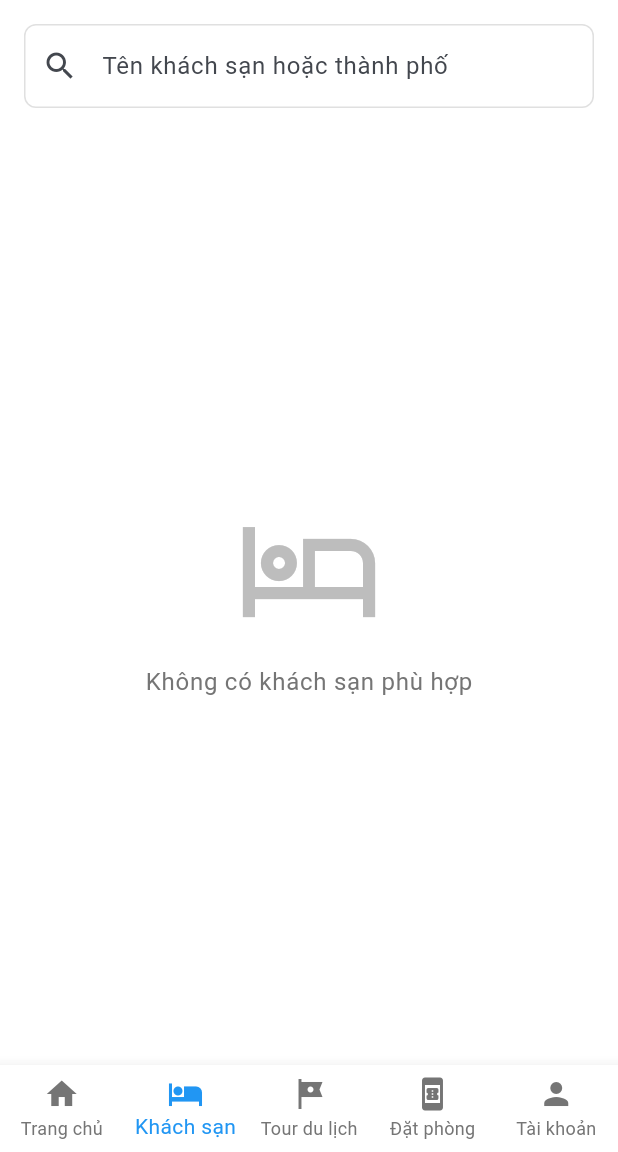
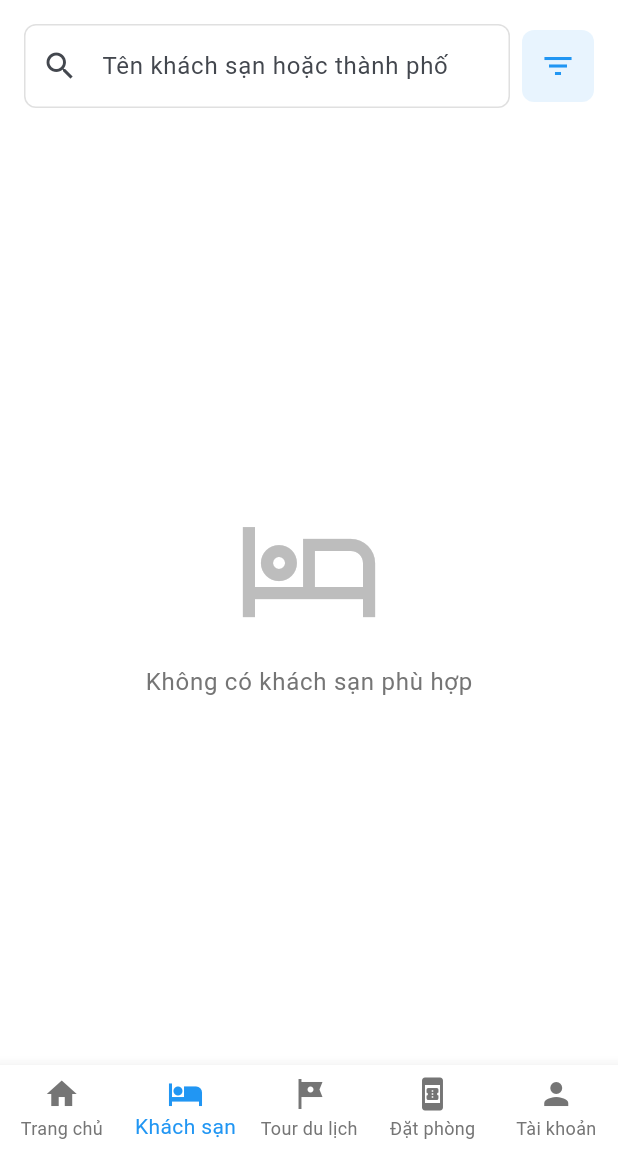
Before and after one commit to tranbon21/Da_LTMobi, a Flutter app: the screen it shows after launch, after a tap on "Khách sạn", on a phone screen of 412 x 824 dp, the part 84-1236 px from its top. Run offline on Flutter 3.47's test engine with Material 3 defaults, Android fonts, the phone set to English and light mode, and no system bars; our stand-ins replace cached_network_image, carousel_slider, cloud_firestore, firebase_auth, firebase_core, flutter_easyloading and 5 more; accounts and stored records are empty; network calls fail; statements that could not run were skipped.

Commit message:
add filter loc gia hotels

```diff
--- a/lib/screens/hotel_detail_screen.dart
+++ b/lib/screens/hotel_detail_screen.dart
@@ -98,7 +98,6 @@ class _HotelDetailScreenState extends State<HotelDetailScreen> {
   }
 
   /// Hiển thị dialog chọn ngày trả phòng.
-  ///
   /// Sử dụng HotelDatePickerDialog widget với TableCalendar.
   /// Ngày trả phòng phải sau ngày nhận phòng ít nhất 1 ngày.
   Future<void> _selectCheckOutDate() async {
--- a/lib/screens/hotels_screen.dart
+++ b/lib/screens/hotels_screen.dart
@@ -1,13 +1,23 @@
 import 'package:flutter/material.dart';
 import 'package:provider/provider.dart';
+
 // Local imports
 import '../models/hotel_model.dart';
 import '../services/hotel_service.dart';
 import '../utils/constants.dart';
 import '../widgets/hotel_card.dart';
-import '../widgets/hotel_card_shimmer.dart'; // Shimmer loading skeleton
+import '../widgets/hotel_card_shimmer.dart';
+import '../widgets/price_filter_dialog.dart';
 import 'hotel_detail_screen.dart';
 
+/// Màn hình danh sách khách sạn.
+///
+/// Hiển thị danh sách tất cả khách sạn từ Firebase với các chức năng:
+/// - Tìm kiếm theo tên khách sạn hoặc thành phố
+/// - Lọc theo giá tối đa
+/// - Sắp xếp theo rating (cao xuống thấp)
+/// - Shimmer loading skeleton khi đang tải
+/// - Navigation đến màn hình chi tiết khách sạn
 class HotelsScreen extends StatelessWidget {
   const HotelsScreen({super.key});
 
@@ -18,6 +28,7 @@ class HotelsScreen extends StatelessWidget {
       child: Navigator(
         initialRoute: '/',
         onGenerateRoute: (settings) {
+          // Route đến màn hình chi tiết khách sạn
           if (settings.name == HotelDetailScreen.routeName) {
             final hotel = settings.arguments as Hotel;
             return MaterialPageRoute(
@@ -25,6 +36,7 @@ class HotelsScreen extends StatelessWidget {
               settings: settings,
             );
           }
+          // Route mặc định: màn hình danh sách
           return MaterialPageRoute(
             builder: (_) => const _HotelsListView(),
             settings: settings,
@@ -35,20 +47,27 @@ class HotelsScreen extends StatelessWidget {
   }
 }
 
+/// ViewModel quản lý state và logic nghiệp vụ cho màn hình Hotels.
+///
+/// Chức năng:
+/// - Lấy danh sách hotels từ Firebase qua HotelService
+/// - Lọc theo search query (tên hoặc thành phố)
+/// - Lọc theo giá tối đa
 class _HotelsViewModel extends ChangeNotifier {
   final HotelService _service;
   String _searchQuery = '';
   double? _maxPrice;
-  bool _sortByRating = true;
 
   _HotelsViewModel({HotelService? service})
       : _service = service ?? HotelService();
 
+  // Getters
   String get searchQuery => _searchQuery;
   double? get maxPrice => _maxPrice;
-  bool get sortByRating => _sortByRating;
 
+  /// Stream danh sách hotels đã được lọc
   Stream<List<Hotel>> get hotelsStream => _service.getHotels().map((hotels) {
+        // Lọc theo search query
         final query = _searchQuery.trim().toLowerCase();
         final filtered = hotels.where((hotel) {
           final matchesQuery = query.isEmpty ||
@@ -59,37 +78,29 @@ class _HotelsViewModel extends ChangeNotifier {
           return matchesQuery && matchesPrice;
         }).toList();
 
-    if (_sortByRating) {
-      filtered.sort((a, b) => b.rating.compareTo(a.rating));
-    } else {
-      filtered.sort((a, b) => a.pricePerNight.compareTo(b.pricePerNight));
-    }
-
         return filtered;
       });
 
+  /// Cập nhật search query
   void updateSearch(String value) {
     _searchQuery = value.trim();
     notifyListeners();
   }
 
+  /// Cập nhật giá tối đa để lọc
   void updateMaxPrice(double? value) {
     _maxPrice = value;
     notifyListeners();
   }
 
-  void updateSortByRating(bool value) {
-    _sortByRating = value;
-    notifyListeners();
-  }
-
+  /// Xóa tất cả bộ lọc về mặc định
   void clearFilters() {
     _maxPrice = null;
-    _sortByRating = true;
     notifyListeners();
   }
 }
 
+/// Widget hiển thị danh sách khách sạn với search bar và filter
 class _HotelsListView extends StatefulWidget {
   const _HotelsListView();
 
@@ -106,10 +117,25 @@ class _HotelsListViewState extends State<_HotelsListView> {
     super.dispose();
   }
 
-
+  /// Xóa search query và reset search field
   void _clearSearch(_HotelsViewModel viewModel) {
     _searchController.clear();
     viewModel.updateSearch('');
+  }
+
+  /// Mở dialog lọc theo giá tối đa
+  Future<void> _openPriceFilter(_HotelsViewModel viewModel) async {
+    final result = await showDialog<double?>(
+      context: context,
+      builder: (context) => PriceFilterDialog(
+        currentMaxPrice: viewModel.maxPrice,
+      ),
+    );
+
+    // Cập nhật filter nếu user chọn giá hoặc xóa filter
+    if (result != null || result == null && viewModel.maxPrice != null) {
+      viewModel.updateMaxPrice(result);
+    }
   }
 
   @override
@@ -122,8 +148,13 @@ class _HotelsListViewState extends State<_HotelsListView> {
       ),
       body: Column(
         children: [
+          // Search bar và filter button
           Padding(
             padding: const EdgeInsets.all(AppSizes.paddingM),
+            child: Row(
+              children: [
+                // Search TextField
+                Expanded(
                   child: TextField(
                     controller: _searchController,
                     decoration: InputDecoration(
@@ -140,24 +171,47 @@ class _HotelsListViewState extends State<_HotelsListView> {
                     onChanged: viewModel.updateSearch,
                   ),
                 ),
+                const SizedBox(width: AppSizes.paddingS),
+                // Filter button - màu xanh khi có filter active
+                Container(
+                  decoration: BoxDecoration(
+                    color: viewModel.maxPrice != null
+                        ? AppColors.primary
+                        : AppColors.primary.withOpacity(0.1),
+                    borderRadius: BorderRadius.circular(AppSizes.radiusM),
+                  ),
+                  child: IconButton(
+                    icon: Icon(
+                      Icons.filter_list,
+                      color: viewModel.maxPrice != null
+                          ? Colors.white
+                          : AppColors.primary,
+                    ),
+                    onPressed: () => _openPriceFilter(viewModel),
+                    tooltip: 'Lọc theo giá',
+                  ),
+                ),
+              ],
+            ),
+          ),
+          // Danh sách hotels
           Expanded(
             child: StreamBuilder<List<Hotel>>(
               stream: viewModel.hotelsStream,
               builder: (context, snapshot) {
-                // Hiển thị shimmer loading skeleton khi đang tải
+                // Hiển thị shimmer loading khi đang tải
                 if (snapshot.connectionState == ConnectionState.waiting) {
                   return ListView.builder(
                     padding: const EdgeInsets.symmetric(
                       horizontal: AppSizes.paddingM,
                       vertical: AppSizes.paddingS,
                     ),
-                    itemCount: 5, // Hiển thị 5 skeleton cards
-                    itemBuilder: (context, index) {
-                      return const HotelCardShimmer();
-                    },
+                    itemCount: 5,
+                    itemBuilder: (context, index) => const HotelCardShimmer(),
                   );
                 }
 
+                // Hiển thị error nếu có lỗi
                 if (snapshot.hasError) {
                   return Center(
                     child: Text(
@@ -169,6 +223,7 @@ class _HotelsListViewState extends State<_HotelsListView> {
                   );
                 }
 
+                // Hiển thị empty state nếu không có hotels
                 final hotels = snapshot.data ?? [];
                 if (hotels.isEmpty) {
                   return Center(
@@ -183,15 +238,17 @@ class _HotelsListViewState extends State<_HotelsListView> {
                         const SizedBox(height: AppSizes.paddingM),
                         Text(
                           'Không có khách sạn phù hợp',
-                          style: Theme.of(context).textTheme.bodyLarge?.copyWith(
+                          style:
+                              Theme.of(context).textTheme.bodyLarge?.copyWith(
                                     color: AppColors.textSecondary,
                                   ),
                         ),
+                        // Gợi ý xóa filter nếu đang có filter
                         if (viewModel.searchQuery.isNotEmpty ||
                             viewModel.maxPrice != null) ...[
                           const SizedBox(height: AppSizes.paddingM),
                           Text(
-                            'Thu xoa bo loc de xem tat ca',
+                            'Thử xóa bộ lọc để xem tất cả',
                             style: Theme.of(context).textTheme.bodySmall,
                           ),
                         ],
@@ -200,6 +257,7 @@ class _HotelsListViewState extends State<_HotelsListView> {
                   );
                 }
 
+                // Hiển thị danh sách hotels
                 return ListView.builder(
                   padding: const EdgeInsets.symmetric(
                     horizontal: AppSizes.paddingM,
```
Also changed, not shown: lib/widgets/price_filter_dialog.dart (added, +147 -0 lines), 1 other file. Lines whose indentation alone changed are shown as unchanged.
